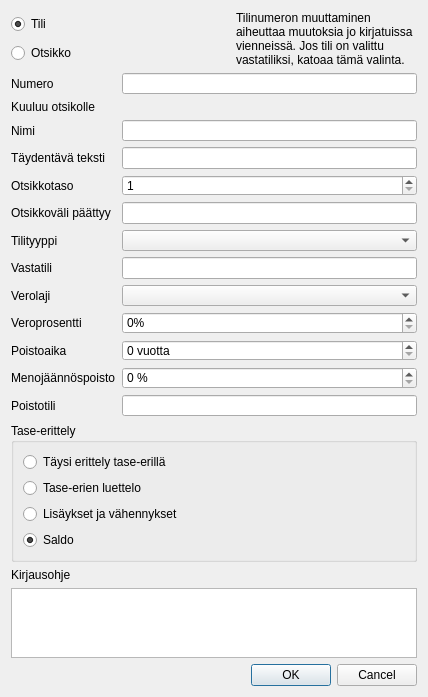
Before: the Qt Designer form kitupiikki/maaritys/tilinmuokkaus.ui in artoh/kitupiikki, drawn with Qt 5.
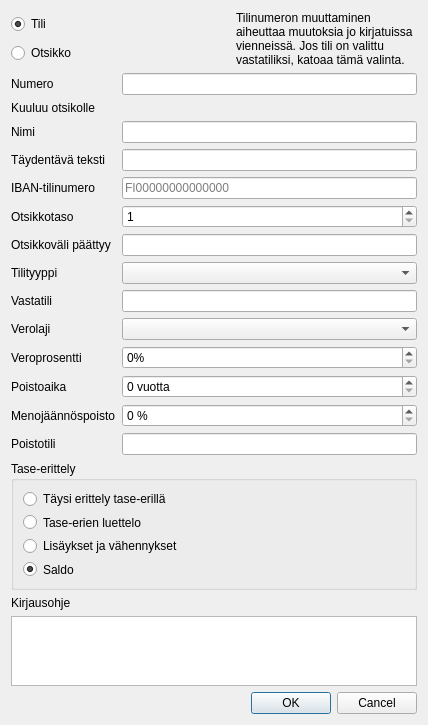
After: the same form once the commit is applied. Icons and pictures are not drawn. Custom widgets are drawn as their Qt base class.

Commit message:
Pankkitileille IBAN
Pankkitilille merkitään IBAN, ja tätä kautta valitaan myös laskulle tulostuva IBAN ja laskujen oletusmaksutili.

```diff
--- a/kitupiikki/maaritys/tilinmuokkaus.ui
+++ b/kitupiikki/maaritys/tilinmuokkaus.ui
@@ -7,14 +7,14 @@
     <x>0</x>
     <y>0</y>
     <width>428</width>
-    <height>653</height>
+    <height>701</height>
    </rect>
   </property>
   <property name="windowTitle">
    <string>Tilin muokkaus</string>
   </property>
-  <layout class="QVBoxLayout" name="verticalLayout_2">
-   <item>
+  <layout class="QFormLayout" name="formLayout">
+   <item row="0" column="0" colspan="2">
     <layout class="QHBoxLayout" name="horizontalLayout">
      <item>
       <layout class="QVBoxLayout" name="verticalLayout">
@@ -65,9 +65,7 @@
      </item>
     </layout>
    </item>
-   <item>
-    <layout class="QFormLayout" name="formLayout">
-     <item row="0" column="0">
+   <item row="1" column="0">
       <widget class="QLabel" name="label">
        <property name="text">
         <string>Numero</string>
@@ -77,10 +75,24 @@
        </property>
       </widget>
      </item>
-     <item row="0" column="1">
+   <item row="1" column="1">
       <widget class="QLineEdit" name="numeroEdit"/>
      </item>
      <item row="2" column="0">
+    <widget class="QLabel" name="label_7">
+     <property name="text">
+      <string>Kuuluu otsikolle</string>
+     </property>
+    </widget>
+   </item>
+   <item row="2" column="1">
+    <widget class="QLabel" name="kuuluuLabel">
+     <property name="text">
+      <string/>
+     </property>
+    </widget>
+   </item>
+   <item row="3" column="0">
       <widget class="QLabel" name="label_2">
        <property name="text">
         <string>Nimi</string>
@@ -90,20 +102,34 @@
        </property>
       </widget>
      </item>
-     <item row="2" column="1">
+   <item row="3" column="1">
       <widget class="QLineEdit" name="nimiEdit"/>
      </item>
-     <item row="3" column="0">
+   <item row="4" column="0">
       <widget class="QLabel" name="label_3">
        <property name="text">
         <string>Täydentävä teksti</string>
        </property>
       </widget>
      </item>
-     <item row="3" column="1">
+   <item row="4" column="1">
       <widget class="QLineEdit" name="taydentavaEdit"/>
      </item>
-     <item row="4" column="0">
+   <item row="5" column="0">
+    <widget class="QLabel" name="ibanLabel">
+     <property name="text">
+      <string>IBAN-tilinumero</string>
+     </property>
+    </widget>
+   </item>
+   <item row="5" column="1">
+    <widget class="QLineEdit" name="ibanLine">
+     <property name="placeholderText">
+      <string>FI00000000000000</string>
+     </property>
+    </widget>
+   </item>
+   <item row="6" column="0">
       <widget class="QLabel" name="tasoLabel">
        <property name="text">
         <string>Otsikkotaso</string>
@@ -113,7 +139,7 @@
        </property>
       </widget>
      </item>
-     <item row="4" column="1">
+   <item row="6" column="1">
       <widget class="QSpinBox" name="tasoSpin">
        <property name="minimum">
         <number>1</number>
@@ -123,7 +149,17 @@
        </property>
       </widget>
      </item>
-     <item row="6" column="0">
+   <item row="7" column="0">
+    <widget class="QLabel" name="valiastiLabel">
+     <property name="text">
+      <string>Otsikkoväli päättyy</string>
+     </property>
+    </widget>
+   </item>
+   <item row="7" column="1">
+    <widget class="QLineEdit" name="valiastiEdit"/>
+   </item>
+   <item row="8" column="0">
       <widget class="QLabel" name="label_4">
        <property name="text">
         <string>Tilityyppi</string>
@@ -133,10 +169,10 @@
        </property>
       </widget>
      </item>
-     <item row="6" column="1">
+   <item row="8" column="1">
       <widget class="QComboBox" name="tyyppiCombo"/>
      </item>
-     <item row="7" column="0">
+   <item row="9" column="0">
       <widget class="QLabel" name="label_5">
        <property name="text">
         <string>Vastatili</string>
@@ -146,10 +182,10 @@
        </property>
       </widget>
      </item>
-     <item row="7" column="1">
+   <item row="9" column="1">
       <widget class="TilinvalintaLine" name="vastatiliEdit"/>
      </item>
-     <item row="8" column="0">
+   <item row="10" column="0">
       <widget class="QLabel" name="verolajiLabel">
        <property name="text">
         <string>Verolaji</string>
@@ -159,10 +195,10 @@
        </property>
       </widget>
      </item>
-     <item row="8" column="1">
+   <item row="10" column="1">
       <widget class="QComboBox" name="veroCombo"/>
      </item>
-     <item row="9" column="0">
+   <item row="11" column="0">
       <widget class="QLabel" name="veroprosenttiLabel">
        <property name="text">
         <string>Veroprosentti</string>
@@ -172,7 +208,7 @@
        </property>
       </widget>
      </item>
-     <item row="9" column="1">
+   <item row="11" column="1">
       <widget class="QSpinBox" name="veroSpin">
        <property name="suffix">
         <string>%</string>
@@ -182,14 +218,14 @@
        </property>
       </widget>
      </item>
-     <item row="10" column="0">
+   <item row="12" column="0">
       <widget class="QLabel" name="poistoaikaLabel">
        <property name="text">
         <string>Poistoaika</string>
        </property>
       </widget>
      </item>
-     <item row="10" column="1">
+   <item row="12" column="1">
       <widget class="QSpinBox" name="poistoaikaSpin">
        <property name="suffix">
         <string> vuotta</string>
@@ -199,57 +235,31 @@
        </property>
       </widget>
      </item>
-     <item row="11" column="0">
+   <item row="13" column="0">
       <widget class="QLabel" name="poistoprossaLabel">
        <property name="text">
         <string>Menojäännöspoisto</string>
        </property>
       </widget>
      </item>
-     <item row="11" column="1">
+   <item row="13" column="1">
       <widget class="QSpinBox" name="poistoprossaSpin">
        <property name="suffix">
         <string> %</string>
        </property>
       </widget>
      </item>
-     <item row="12" column="0">
+   <item row="14" column="0">
       <widget class="QLabel" name="poistotiliLabel">
        <property name="text">
         <string>Poistotili</string>
        </property>
       </widget>
      </item>
-     <item row="12" column="1">
+   <item row="14" column="1">
       <widget class="TilinvalintaLine" name="poistotiliEdit"/>
      </item>
-     <item row="5" column="0">
-      <widget class="QLabel" name="valiastiLabel">
-       <property name="text">
-        <string>Otsikkoväli päättyy</string>
-       </property>
-      </widget>
-     </item>
-     <item row="5" column="1">
-      <widget class="QLineEdit" name="valiastiEdit"/>
-     </item>
-     <item row="1" column="0">
-      <widget class="QLabel" name="label_7">
-       <property name="text">
-        <string>Kuuluu otsikolle</string>
-       </property>
-      </widget>
-     </item>
-     <item row="1" column="1">
-      <widget class="QLabel" name="kuuluuLabel">
-       <property name="text">
-        <string> </string>
-       </property>
-      </widget>
-     </item>
-    </layout>
-   </item>
-   <item>
+   <item row="15" column="0" colspan="2">
     <widget class="QGroupBox" name="teGroup">
      <property name="title">
       <string>Tase-erittely</string>
@@ -289,17 +299,17 @@
      </layout>
     </widget>
    </item>
-   <item>
+   <item row="16" column="0">
     <widget class="QLabel" name="label_6">
      <property name="text">
       <string>Kirjausohje</string>
      </property>
     </widget>
    </item>
-   <item>
+   <item row="17" column="0" colspan="2">
     <widget class="QPlainTextEdit" name="kirjausohjeText"/>
    </item>
-   <item>
+   <item row="18" column="0" colspan="2">
     <widget class="QDialogButtonBox" name="buttonBox">
      <property name="orientation">
       <enum>Qt::Horizontal</enum>
```
Lines whose indentation alone changed are shown as unchanged. The commit also changes 10 other files.
